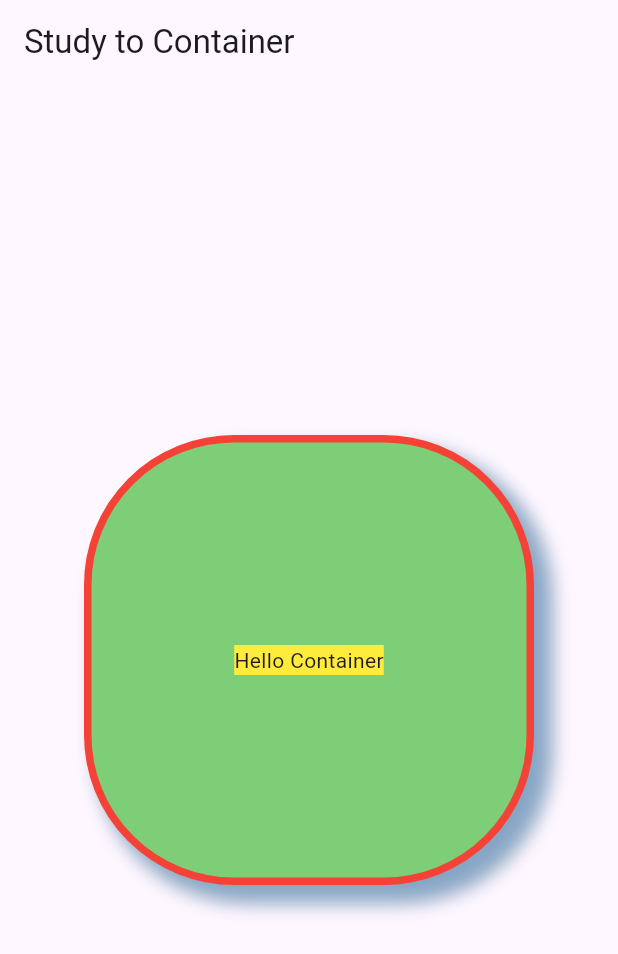
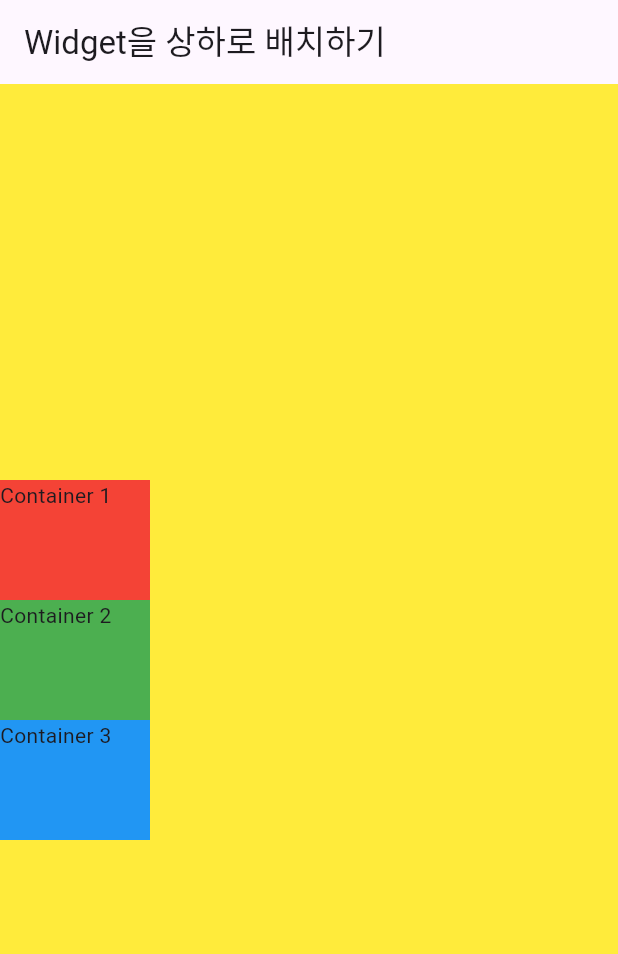
Before and after one commit to HiddenEvent/first_app, a Flutter app: the screen it shows after launch, on a phone screen of 412 x 824 dp. Shown: the top 954 px of the screen. Run offline on Flutter 3.47's test engine with Material 3 defaults, Android fonts, the phone set to English and light mode, and no system bars.

Commit message:
[Column 위젯] 수직 배치용 - 가운데 정렬 시 Center 위젯 작동 X, 아래 속성 사용 mainAxisAlignment: MainAxisAlignment.center, crossAxisAlignment: CrossAxisAlignment.start,

```diff
--- a/lib/main.dart
+++ b/lib/main.dart
@@ -5,44 +5,33 @@
     MaterialApp(
       home: Scaffold(
         appBar: AppBar(
-          title: Text('Study to Container'),
+          title: Text('Widget을 상하로 배치하기'),
         ),
-        body: CustomContainer(),
+        body: Body(),
       ),
     ),
   );
 }
 
-class CustomContainer extends StatelessWidget {
-  const CustomContainer({
+class Body extends StatelessWidget {
+  const Body({
     super.key,
   });
 
   @override
   Widget build(BuildContext context) {
-    return Center(
-      child: Container(
-        // width: double.infinity, // 좌우 꽉 차게
-        // height: double.infinity, // 상하 꽉 차게
-        width: 300,
-        height: 300,
-        // padding: EdgeInsets.fromLTRB(10, 12, 10, 12),
-        // margin: EdgeInsets.symmetric(vertical: 24, horizontal: 30),
-        decoration: BoxDecoration(
-          color: Color(0xFF7DCE76),
-          border: Border.all(color: Colors.red, width: 5, style: BorderStyle.solid),
-          borderRadius: BorderRadius.circular(100),
-          boxShadow: [
-            BoxShadow(color: Colors.black.withOpacity(0.3), offset: Offset(10, 10), blurRadius: 10, spreadRadius: 1),
-            BoxShadow(color: Colors.blue.withOpacity(0.3), offset: Offset(10, 10), blurRadius: 10, spreadRadius: 1),
-          ],
-        ),
-        child: Center(
-          child: Container(
-            color: Colors.yellow,
-            child: Text('Hello Container'),
-          ),
-        ),
+    return Container(
+      height: double.infinity,
+      width: double.infinity,
+      color: Colors.yellow,
+      child: Column(
+        mainAxisAlignment: MainAxisAlignment.center, // 상하 정렬
+        crossAxisAlignment: CrossAxisAlignment.start, // 좌우 정렬
+        children: [
+          Container(width: 100, height: 80, color: Colors.red, child: Text('Container 1')),
+          Container(width: 100, height: 80, color: Colors.green, child: Text('Container 2')),
+          Container(width: 100, height: 80, color: Colors.blue, child: Text('Container 3')),
+        ],
       ),
     );
   }
```
